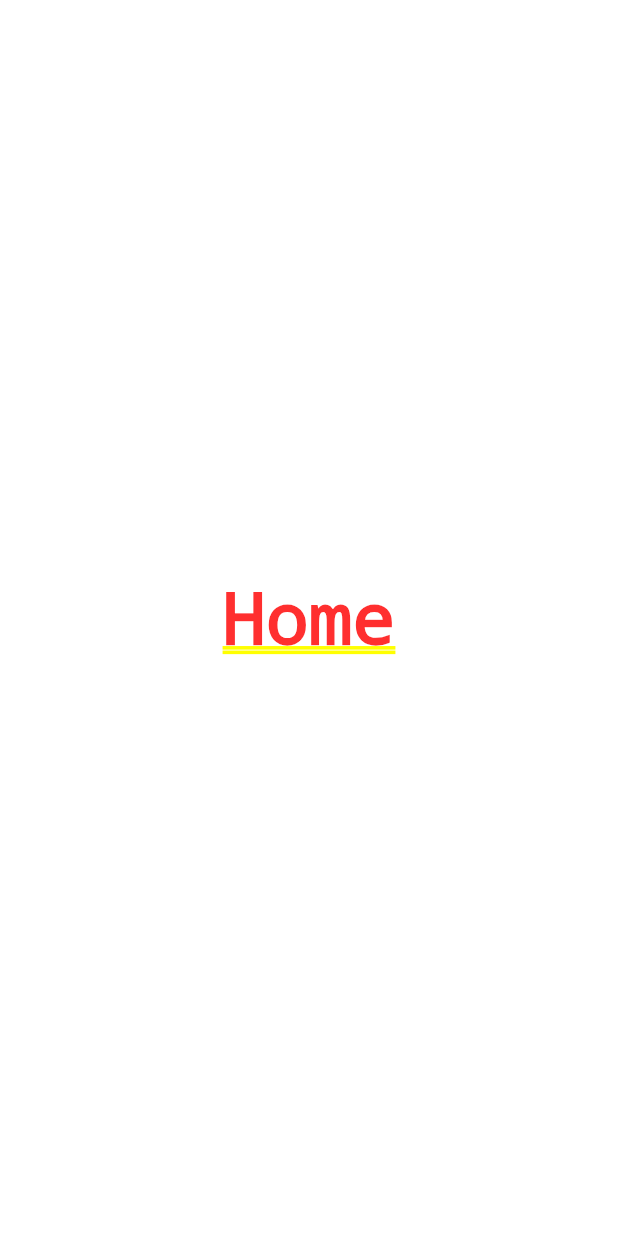
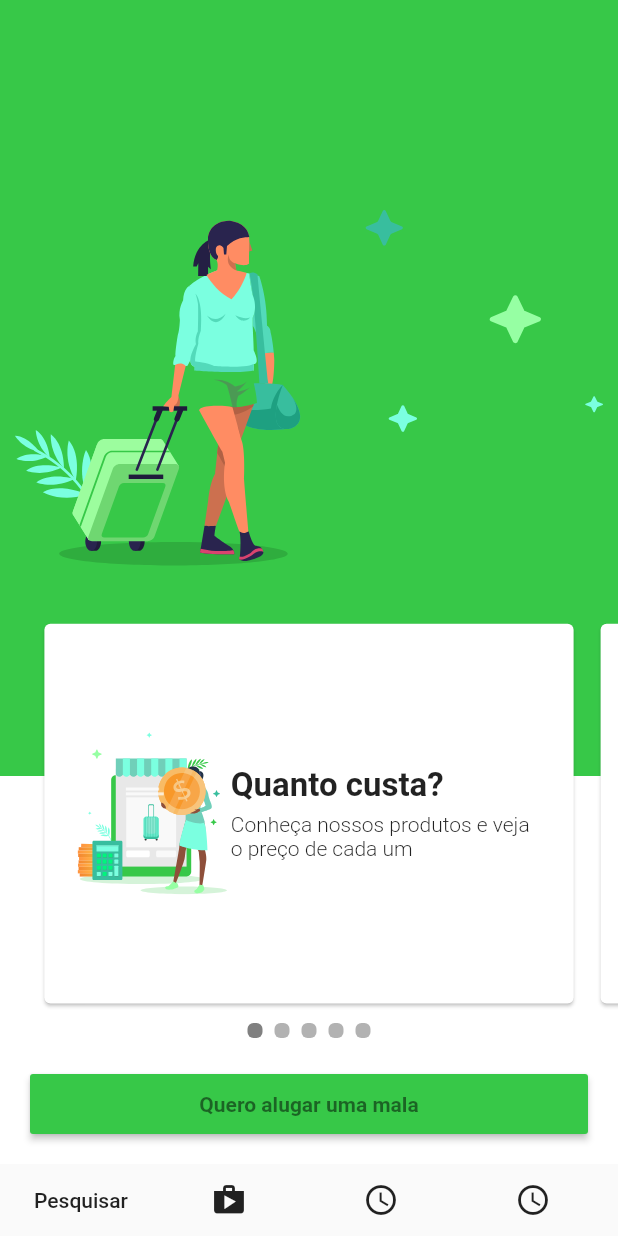
Before and after one commit to brunodarshan-zz/getmalas, a Flutter app: the screen it shows after launch, after a tap on "Pular", on a phone screen of 412 x 824 dp. Run offline on Flutter 3.47's test engine with Material 2 defaults, Android fonts, the phone set to English and light mode, and no system bars; our stand-ins replace flutter_svg.

Commit message:
change home screen layout

```diff
--- /dev/null
+++ b/lib/components/home/slide_item.dart
@@ -0,0 +1,51 @@
+import 'package:flutter/material.dart';
+
+class SlideItem extends StatelessWidget {
+  final slide;
+
+  const SlideItem({Key key, this.slide}) : super(key: key);
+
+  @override
+  Widget build(BuildContext context) {
+    return Container(
+      margin: EdgeInsets.all(5.0),
+      child: SizedBox(
+      width: MediaQuery.of(context).size.width*0.8,
+      height: 250.0,
+      child: Card(
+                child: Padding(
+                  padding: EdgeInsets.symmetric(horizontal: 20.0),
+                  child: Flex(
+                  direction: Axis.horizontal,
+                  children: <Widget>[
+                    Expanded(
+                      flex: 1,
+                      child: slide['image'],
+                    ),
+                    Expanded(
+                      flex: 2,
+                      child: Column(
+                        mainAxisAlignment: MainAxisAlignment.center,
+                        mainAxisSize: MainAxisSize.min,
+                        crossAxisAlignment: CrossAxisAlignment.start,
+                        children: <Widget>[
+                          Text(slide['title'], textAlign: TextAlign.left, style: TextStyle(
+                            fontSize: 22.0,
+                            fontWeight: FontWeight.w700
+                          )),
+                          Container(height: 5.0),
+                          Text(slide['description'], textAlign: TextAlign.left, style: TextStyle(
+                            fontSize: 14.0,
+                            fontWeight: FontWeight.w300
+                          ))
+                        ],
+                      ),
+                    )
+                  ],
+                ),
+                ),
+              ),
+    ),
+    );
+  }
+}
--- a/lib/screens/home.dart
+++ b/lib/screens/home.dart
@@ -1,11 +1,135 @@
 import 'package:flutter/material.dart';
+import 'package:flutter_svg/flutter_svg.dart';
+import 'package:getmalas/components/shareds/indicator.dart';
+import 'package:getmalas/utils/colors.dart';
+import 'package:getmalas/utils/texts.dart';
+
+import 'package:getmalas/components/home/slide_item.dart';
 
 class HomeScreen extends StatelessWidget {
   @override
   Widget build(BuildContext context) {
-    return Center(
-      child: Text('Home')
+    return Scaffold(
+      body: Stack(
+        children: <Widget>[
+          BottomLayer(),
+          ContentLayer()
+        ],
+      ),
+      bottomNavigationBar: Row(
+        mainAxisAlignment: MainAxisAlignment.spaceAround,
+        children: <Widget>[
+          FlatButton(
+            child: Text('Pesquisar'),
+            onPressed: (){},
+          ),
+          FlatButton.icon(icon: Icon(Icons.shop), label: Container(height: 0.0,), onPressed: (){},),
+          FlatButton.icon(icon: Icon(Icons.access_time), label: Container(height: 0.0,), onPressed: (){},),
+          FlatButton.icon(icon: Icon(Icons.access_time), label: Container(height: 0.0,), onPressed: (){},)
+        ],
+      ),
     );
   }
 
 }
+
+class ContentLayer extends StatefulWidget {
+  final slides = slidesHome;
+
+  @override
+  State<StatefulWidget> createState() {
+    return ContentLayerState();
+  }
+}
+
+class ContentLayerState extends State<ContentLayer> {
+  int position;
+  final slidesController = PageController(initialPage: 0, viewportFraction: 0.9);
+
+
+  void initState() {
+    super.initState();
+    position = 0;
+  }
+
+
+  @override
+  Widget build(BuildContext context) {
+    return Column(
+      crossAxisAlignment: CrossAxisAlignment.start,
+      mainAxisAlignment: MainAxisAlignment.center,
+      // // mainAxisSize: MainAxisSize.max,
+      children: <Widget>[
+        Spacer(
+          flex: 3
+        ),
+        Expanded(
+          flex: 2,
+          child:
+              PageView.builder(
+                itemCount: widget.slides.length,
+                itemBuilder: (context, index){
+                  return SlideItem(slide: widget.slides[index]);
+                },
+                controller: slidesController,
+                onPageChanged: (value){
+                  setState((){
+                    position = value;
+                  });
+                },
+              ),
+        ),
+        Row(
+          mainAxisAlignment: MainAxisAlignment.center,
+          children: List<Widget>.generate(widget.slides.length, (index){
+            return Indicator(isActive: index == position, colorActive: AppColors.colorDefault);
+          })
+        ),
+        Container(
+                height: 80.0,
+                width: MediaQuery.of(context).size.width,
+                child: Container(
+                  width: MediaQuery.of(context).size.width,
+                  padding: EdgeInsets.all(20.0),
+                  child: RaisedButton(
+                    child: Text('Quero alugar uma mala', style: TextStyle(fontWeight: FontWeight.w700)),
+                    onPressed: (){},
+                    color: AppColors.colorDefault,
+                    textColor: Color.fromRGBO(0,0,0,0.5)
+                  ),
+                ),
+              ),
+      ],
+    );
+  }
+}
+
+
+class BottomLayer extends StatelessWidget {
+  @override
+  Widget build(BuildContext context) {
+    return Flex(
+      mainAxisSize: MainAxisSize.max,
+      direction: Axis.vertical,
+      children: <Widget>[
+        Expanded(
+          flex: 4,
+          child: Container(
+              padding: EdgeInsets.all(10.0),
+              width: MediaQuery.of(context).size.width,
+              height: MediaQuery.of(context).size.height,
+              color: AppColors.colorDefault,
+              child: SvgPicture.asset('assets/ilust-home.svg'),
+            )
+        ),
+        Expanded(
+          flex: 2,
+          child: Container(
+            color: Color.fromRGBO(255, 255, 255, 0.98),
+          ),
+        )
+      ],
+    );
+  }
+
+}
--- a/lib/utils/texts.dart
+++ b/lib/utils/texts.dart
@@ -27,3 +27,31 @@ List wellcomeSteps = [
     'description': 'Pronto! Você acaba de ganhar mais espaço em casa! Vamos buscar a mala em seu endereço ou você devolve onde retirou.'
   }
 ];
+
+List slidesHome = [
+  {
+    'title': 'Quanto custa?',
+    'description': 'Conheça nossos produtos e veja o preço de cada um',
+    'image': SvgPicture.asset('assets/home-card-1.svg')
+  },
+  {
+    'title':'Seguro viagem',
+    'description':'Conhe�a nossas pol�ticas de seguro, para garantir uma viagem tranquila',
+    'image': SvgPicture.asset('assets/home-card-2.svg')
+  },
+  {
+    'title': 'Acessórios',
+    'description': 'As melhores dicas de acessórios para você ter uma viagem incrível',
+    'image': SvgPicture.asset('assets/home-card-3.svg')
+  },
+  {
+    'title':'Dúvidas',
+    'description':'Saiba quais são as dúvidas mais comuns entre nossos clientes',
+    'image': SvgPicture.asset('assets/home-card-4.svg')
+  },
+  {
+    'title': 'Chip de dados',
+    'description': 'Com o chip de dados você se pode se atualizar durante a viagem',
+    'image': SvgPicture.asset('assets/home-card-5.svg')
+  }
+];
```
